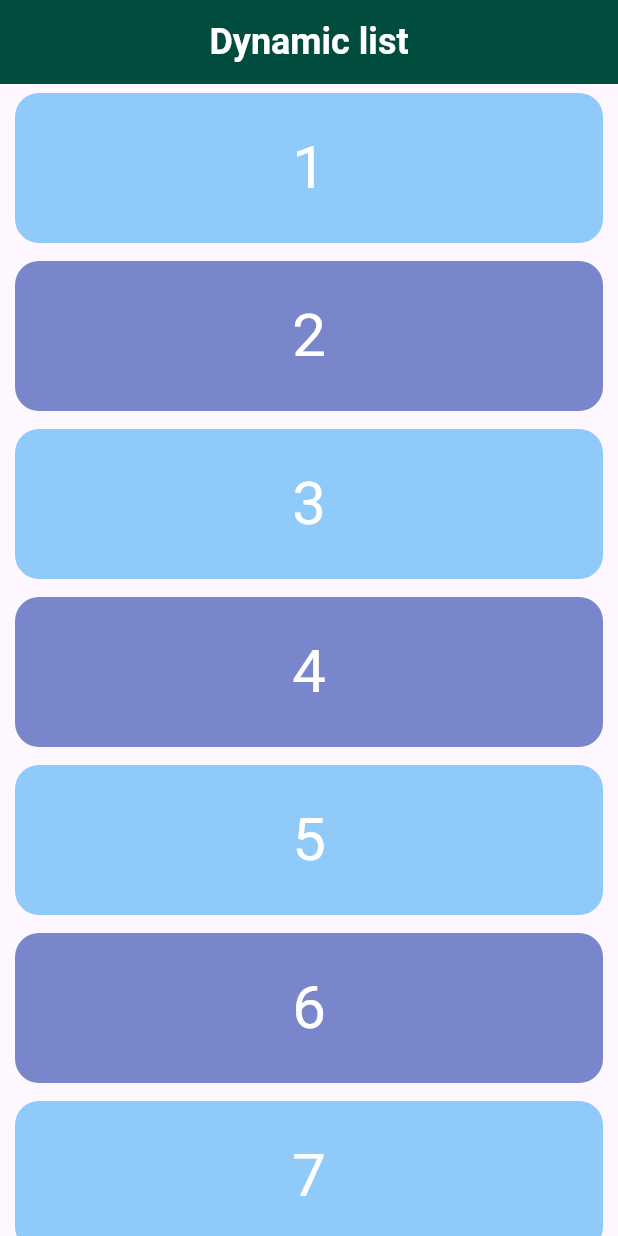
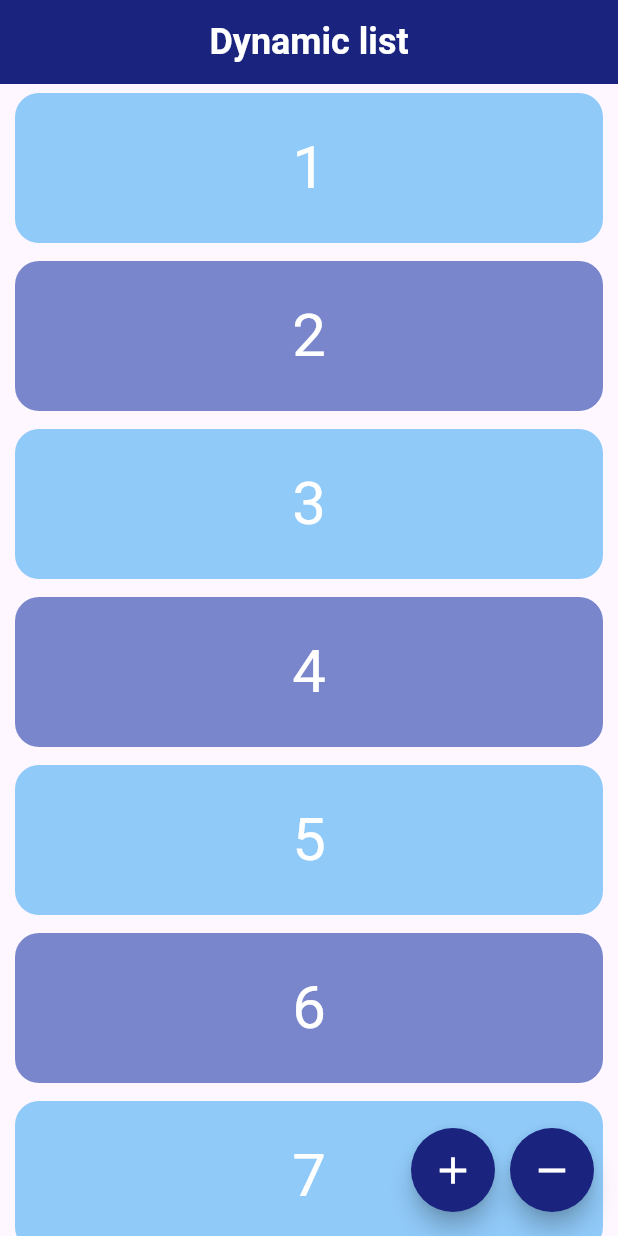
Before and after one commit to jagritixjha/counter_app, a Flutter app: the screen it shows after launch, on a phone screen of 412 x 824 dp. Run offline on Flutter 3.47's test engine with Material 3 defaults, Android fonts, the phone set to English and light mode, and no system bars.

Commit message:
dynamic list screen

```diff
--- a/lib/utils/global variables.dart
+++ b/lib/utils/global variables.dart
@@ -39,3 +39,14 @@ List<List<IconData>> icons = [
   ],
   [Icons.eco, Icons.ac_unit, Icons.wallet, Icons.person_remove_alt_1_outlined]
 ];
+
+List<Map<int, Color>> boxData = [
+  {1: Colors.blue.shade200},
+  {2: Colors.indigo.shade300},
+  {3: Colors.blue.shade200},
+  {4: Colors.indigo.shade300},
+  {5: Colors.blue.shade200},
+  {6: Colors.indigo.shade300},
+  {7: Colors.blue.shade200},
+  {8: Colors.indigo.shade300},
+];
--- a/lib/views/dynamic_list.dart
+++ b/lib/views/dynamic_list.dart
@@ -1,4 +1,6 @@
 import 'package:flutter/material.dart';
+
+import '../utils/global variables.dart';
 
 class DynamicListHomeScreen extends StatefulWidget {
   const DynamicListHomeScreen({super.key});
@@ -8,16 +10,7 @@ class DynamicListHomeScreen extends StatefulWidget {
 }
 
 class _DynamicListHomeScreenState extends State<DynamicListHomeScreen> {
-  List<Map<int, Color>> boxData = [
-    {1: Colors.blue.shade200},
-    {2: Colors.indigo.shade300},
-    {3: Colors.blue.shade200},
-    {4: Colors.indigo.shade300},
-    {5: Colors.blue.shade200},
-    {6: Colors.indigo.shade300},
-    {7: Colors.blue.shade200},
-    {8: Colors.indigo.shade300},
-  ];
+  int len = boxData.length;
 
   Widget boxList(context, List<Map<int, Color>> boxData) {
     return SingleChildScrollView(
@@ -54,7 +47,7 @@ class _DynamicListHomeScreenState extends State<DynamicListHomeScreen> {
       home: Scaffold(
         appBar: AppBar(
           centerTitle: true,
-          backgroundColor: Colors.teal.shade900,
+          backgroundColor: Colors.indigo.shade900,
           title: const Text(
             'Dynamic list',
             style: TextStyle(
@@ -65,6 +58,54 @@ class _DynamicListHomeScreenState extends State<DynamicListHomeScreen> {
           ),
         ),
         body: boxList(context, boxData),
+        floatingActionButton: Row(
+          mainAxisSize: MainAxisSize.min,
+          // This is important to keep the Column size to a minimum
+          children: [
+            FloatingActionButton(
+              backgroundColor: Colors.indigo.shade900,
+              shape: const CircleBorder(),
+              onPressed: () {
+                setState(() {
+                  if (boxData.length % 2 == 0) {
+                    len++;
+                    boxData.add({len: Colors.blue.shade200});
+                  } else {
+                    len++;
+                    boxData.add({len: Colors.indigo.shade300});
+                  }
+                });
+              },
+              heroTag: 'fab1',
+              child: const Icon(
+                Icons.add,
+                color: Colors.white,
+                size: 30,
+                weight: 100,
+              ),
+            ),
+            const SizedBox(
+              width: 10, // Spacing between the FABs
+            ),
+            FloatingActionButton(
+              backgroundColor: Colors.indigo.shade900,
+              shape: const CircleBorder(),
+              onPressed: () {
+                setState(() {
+                  boxData.removeLast();
+                  len--;
+                });
+              },
+              heroTag: 'fab2',
+              child: const Icon(
+                Icons.remove,
+                color: Colors.white,
+                size: 30,
+                weight: 10,
+              ),
+            ),
+          ],
+        ),
       ),
     );
   }
```
